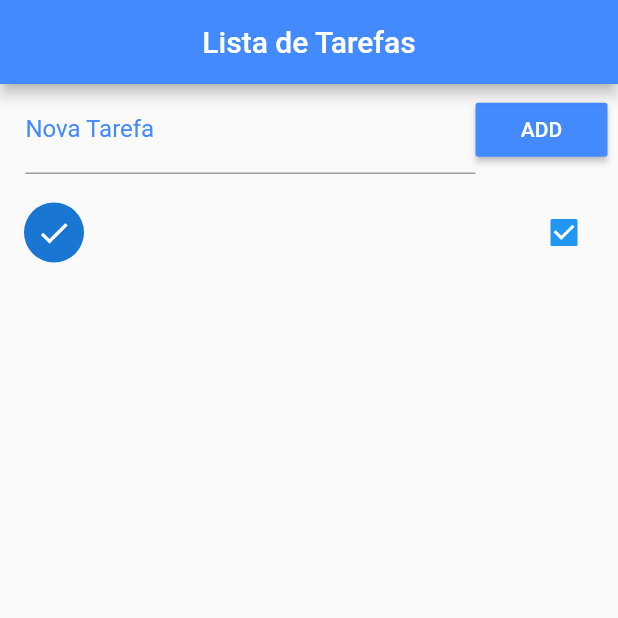
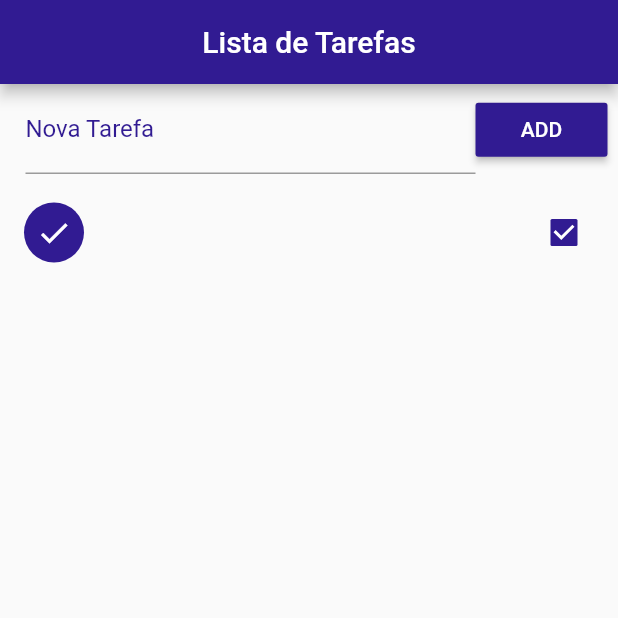
Before and after one commit to SousaPedro11/lista_tarefas, a Flutter app: the screen it shows after launch, after a tap on "ADD", after a tap on the "error" icon, on a phone screen of 412 x 824 dp, the top half of it. Run offline on Flutter 3.47's test engine with Material 2 defaults, Android fonts, the phone set to English and light mode, and no system bars.

Commit message:
add global color method and alphabet sort

```diff
--- a/lib/main.dart
+++ b/lib/main.dart
@@ -26,6 +26,8 @@ class _HomeState extends State<Home> {
   Map<String, dynamic> _lastRemoved;
   int _lastRemovedIndex;
 
+  Color _buildColor() => Colors.deepPurple[900];
+
   @override
   void initState() {
     super.initState();
@@ -43,6 +45,7 @@ class _HomeState extends State<Home> {
       _toDoController.text = '';
       newToDo['ok'] = false;
       _toDoList.add(newToDo);
+      _refresh();
       _saveData();
     });
   }
@@ -61,7 +64,9 @@ class _HomeState extends State<Home> {
             } else if (!a['ok'] && b['ok']) {
               return -1;
             } else {
-              return 0;
+              return a['title']
+                  .toLowerCase()
+                  .compareTo(b['title'].toLowerCase());
             }
           },
         );
@@ -76,7 +81,7 @@ class _HomeState extends State<Home> {
       appBar: AppBar(
         title: Text('Lista de Tarefas'),
         centerTitle: true,
-        backgroundColor: Colors.blueAccent,
+        backgroundColor: _buildColor(),
       ),
       body: Column(
         children: <Widget>[
@@ -89,12 +94,12 @@ class _HomeState extends State<Home> {
                     controller: _toDoController,
                     decoration: InputDecoration(
                       labelText: "Nova Tarefa",
-                      labelStyle: TextStyle(color: Colors.blueAccent),
+                      labelStyle: TextStyle(color: _buildColor()),
                     ),
                   ),
                 ),
                 RaisedButton(
-                  color: Colors.blueAccent,
+                  color: _buildColor(),
                   child: Text("ADD"),
                   textColor: Colors.white,
                   onPressed: _addToDO,
@@ -132,13 +137,17 @@ class _HomeState extends State<Home> {
       child: CheckboxListTile(
         title: Text(_toDoList[index]['title']),
         value: _toDoList[index]['ok'],
+        activeColor: _buildColor(),
         secondary: CircleAvatar(
           child: Icon(_toDoList[index]['ok'] ? Icons.check : Icons.error),
+          backgroundColor: _buildColor(),
+          foregroundColor: Colors.white,
         ),
         onChanged: (value) {
           setState(() {
             _toDoList[index]['ok'] = value;
             _saveData();
+            _refresh();
           });
         },
       ),
```
Also changed, not shown: pubspec.lock.
